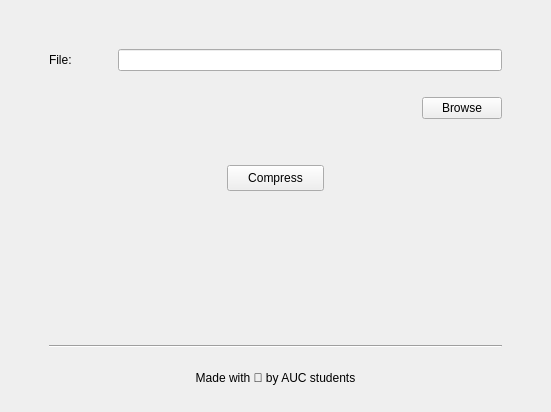
Before: the Qt Designer form src/main_window/mainwindow.ui in MikhaelMounay/huffman-file-zipper, drawn with Qt 5.
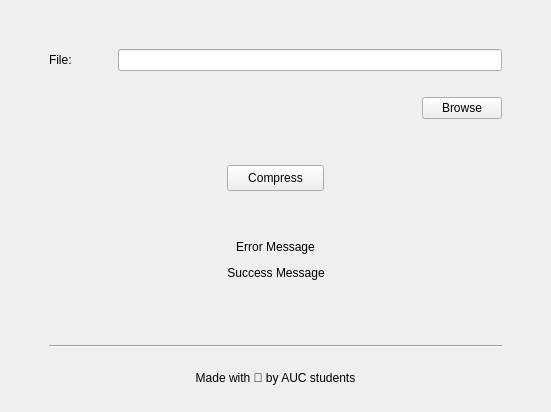
After: the same form once the commit is applied.

```diff
--- a/src/main_window/mainwindow.ui
+++ b/src/main_window/mainwindow.ui
@@ -13,9 +13,6 @@
   <property name="windowTitle">
    <string>MainWindow</string>
   </property>
-  <property name="styleSheet">
-   <string notr="true"/>
-  </property>
   <widget class="QWidget" name="centralwidget">
    <layout class="QVBoxLayout" name="verticalLayout">
     <item>
@@ -232,6 +229,102 @@
       </item>
      </layout>
     </item>
+                <item>
+                    <spacer name="verticalSpacer_6">
+                        <property name="orientation">
+                            <enum>Qt::Vertical</enum>
+                        </property>
+                        <property name="sizeType">
+                            <enum>QSizePolicy::Maximum</enum>
+                        </property>
+                        <property name="sizeHint" stdset="0">
+                            <size>
+                                <width>20</width>
+                                <height>40</height>
+                            </size>
+                        </property>
+                    </spacer>
+                </item>
+                <item>
+                    <layout class="QHBoxLayout" name="horizontalLayout_7">
+                        <item>
+                            <spacer name="horizontalSpacer_10">
+                                <property name="orientation">
+                                    <enum>Qt::Horizontal</enum>
+                                </property>
+                                <property name="sizeHint" stdset="0">
+                                    <size>
+                                        <width>40</width>
+                                        <height>20</height>
+                                    </size>
+                                </property>
+                            </spacer>
+                        </item>
+                        <item>
+                            <widget class="QLabel" name="label_errorMsg">
+                                <property name="text">
+                                    <string>Error Message</string>
+                                </property>
+                                <property name="alignment">
+                                    <set>Qt::AlignCenter</set>
+                                </property>
+                            </widget>
+                        </item>
+                        <item>
+                            <spacer name="horizontalSpacer_11">
+                                <property name="orientation">
+                                    <enum>Qt::Horizontal</enum>
+                                </property>
+                                <property name="sizeHint" stdset="0">
+                                    <size>
+                                        <width>40</width>
+                                        <height>20</height>
+                                    </size>
+                                </property>
+                            </spacer>
+                        </item>
+                    </layout>
+                </item>
+                <item>
+                    <layout class="QHBoxLayout" name="horizontalLayout_5">
+                        <item>
+                            <spacer name="horizontalSpacer_12">
+                                <property name="orientation">
+                                    <enum>Qt::Horizontal</enum>
+                                </property>
+                                <property name="sizeHint" stdset="0">
+                                    <size>
+                                        <width>40</width>
+                                        <height>20</height>
+                                    </size>
+                                </property>
+                            </spacer>
+                        </item>
+                        <item>
+                            <widget class="QLabel" name="label_successMsg">
+                                <property name="text">
+                                    <string>Success Message</string>
+                                </property>
+                                <property name="alignment">
+                                    <set>Qt::AlignCenter</set>
+                                </property>
+                            </widget>
+                        </item>
+                        <item>
+                            <spacer name="horizontalSpacer_13">
+                                <property name="orientation">
+                                    <enum>Qt::Horizontal</enum>
+                                </property>
+                                <property name="sizeHint" stdset="0">
+                                    <size>
+                                        <width>40</width>
+                                        <height>20</height>
+                                    </size>
+                                </property>
+                            </spacer>
+                        </item>
+                    </layout>
+                </item>
     <item>
      <spacer name="verticalSpacer">
       <property name="orientation">
```
Left out of the diff: 12 changed lines with no effect on the pictures. Lines whose indentation alone changed are shown as unchanged.
